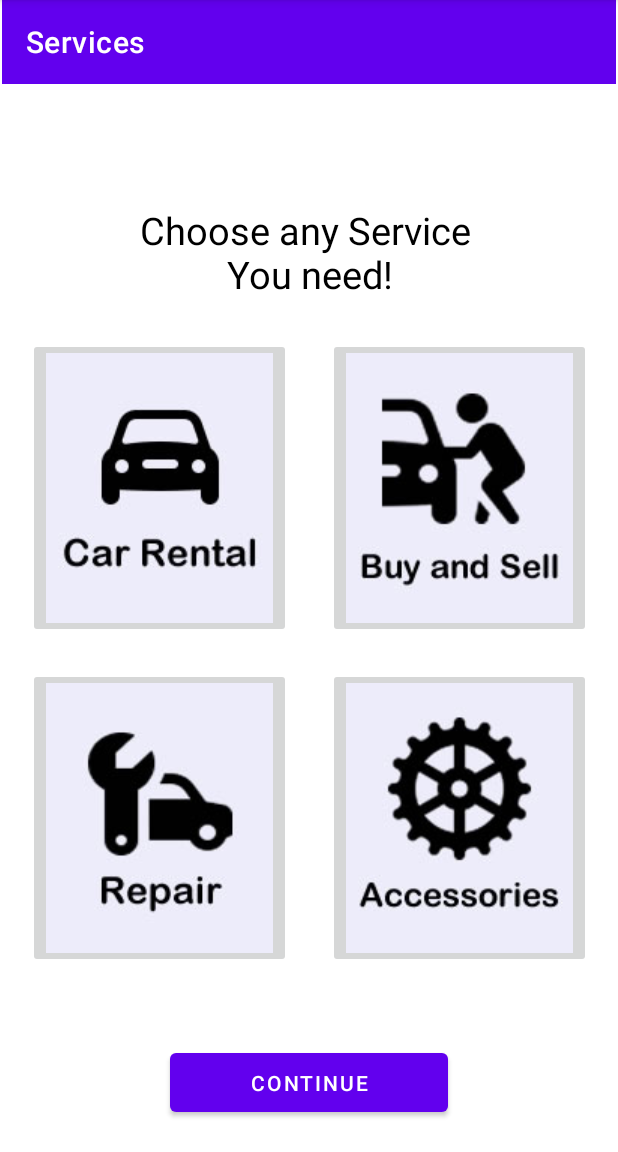
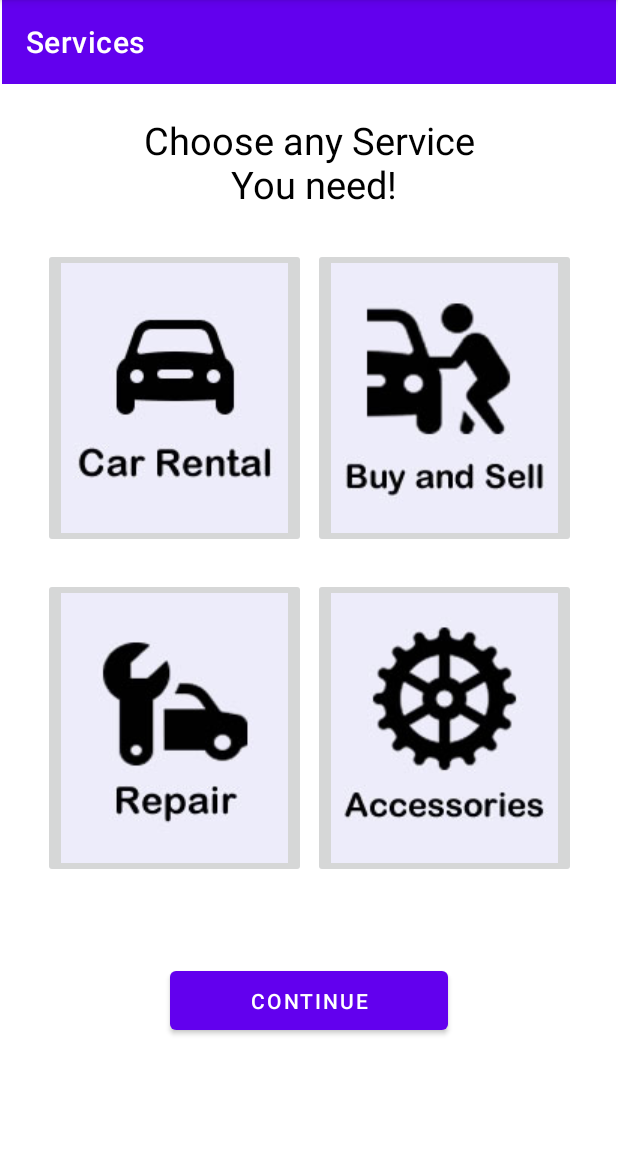
Before and after one commit to kevcodelang/Week4Asssessment, an Android app: the LaunchActivity screen opened directly, with no data from a screen before it, on a phone screen of 412 x 824 dp, the part 84-1236 px from its top. Run offline under Robolectric (Android 15) with nearby library versions, the phone set to English and light mode, and no system bars.

Commit message:
initial commit

```diff
--- a/app/src/main/res/layout/activity_launch.xml
+++ b/app/src/main/res/layout/activity_launch.xml
@@ -21,7 +21,6 @@
         android:minHeight="?attr/actionBarSize"
         android:theme="?attr/actionBarTheme"
         app:layout_constraintEnd_toEndOf="parent"
-        app:layout_constraintHorizontal_bias="0.0"
         app:layout_constraintStart_toStartOf="parent"
         app:layout_constraintTop_toTopOf="parent"
         app:title="Services" />
@@ -33,6 +32,7 @@
 
         android:layout_marginTop="25dp"
         android:layout_marginRight="200dp"
+        android:layout_marginLeft="20dp"
         app:layout_constraintEnd_toEndOf="parent"
         app:layout_constraintStart_toStartOf="parent"
         app:layout_constraintTop_toBottomOf="@+id/textView2"
@@ -43,6 +43,8 @@
         android:layout_width="wrap_content"
         android:layout_height="wrap_content"
         android:layout_marginTop="20dp"
+        android:layout_marginLeft="20dp"
+        android:layout_marginBottom="25dp"
         android:layout_marginRight="200dp"
         android:src="@drawable/repaircar"
         app:layout_constraintEnd_toEndOf="parent"
@@ -54,6 +56,7 @@
         android:layout_width="wrap_content"
         android:layout_height="wrap_content"
         android:layout_marginTop="25dp"
+        android:layout_marginRight="20dp"
         android:layout_marginLeft="200dp"
         app:layout_constraintEnd_toEndOf="parent"
         app:layout_constraintStart_toStartOf="parent"
@@ -65,6 +68,8 @@
         android:layout_width="wrap_content"
         android:layout_height="wrap_content"
         android:layout_marginTop="20dp"
+        android:layout_marginRight="20dp"
+        android:layout_marginBottom="25dp"
         android:layout_marginLeft="200dp"
         android:src="@drawable/caraccessories"
         app:layout_constraintEnd_toEndOf="parent"
@@ -75,13 +80,12 @@
         android:id="@+id/textView2"
         android:layout_width="wrap_content"
         android:layout_height="wrap_content"
-        android:layout_marginTop="80dp"
+        android:layout_marginTop="20dp"
         android:text="Choose any Service\n You need!"
         android:textAlignment="center"
         android:textColor="@color/black"
         android:textSize="25dp"
         app:layout_constraintEnd_toEndOf="parent"
-        app:layout_constraintHorizontal_bias="0.487"
         app:layout_constraintStart_toStartOf="parent"
         app:layout_constraintTop_toBottomOf="@+id/toolbar" />
 
@@ -89,12 +93,11 @@
         android:id="@+id/button2"
         android:layout_width="185dp"
         android:layout_height="51dp"
-        android:layout_marginTop="496dp"
+        android:layout_marginBottom="20dp"
         android:text="Continue"
         app:layout_constraintBottom_toBottomOf="parent"
         app:layout_constraintEnd_toEndOf="parent"
         app:layout_constraintStart_toStartOf="parent"
-        app:layout_constraintTop_toBottomOf="@+id/textView2"
-        app:layout_constraintVertical_bias="0.0" />
+        app:layout_constraintTop_toBottomOf="@+id/imageButton5" />
 
 </androidx.constraintlayout.widget.ConstraintLayout>
```
